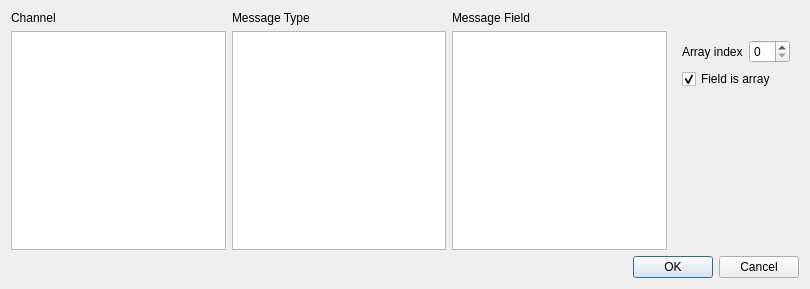
openhumanoids/oh-distro, file software/motion_estimate/signal_scope/src/signal_scope/selectsignaldialog.ui: the form before one commit.
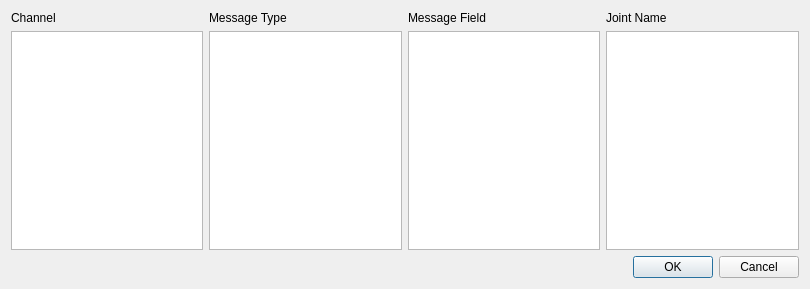
The form after the commit.

The edit to the form file:
```diff
--- a/software/motion_estimate/signal_scope/src/signal_scope/selectsignaldialog.ui
+++ b/software/motion_estimate/signal_scope/src/signal_scope/selectsignaldialog.ui
@@ -35,43 +35,11 @@
      </property>
     </widget>
    </item>
-   <item row="1" column="3">
-    <widget class="QWidget" name="widget" native="true">
-     <layout class="QGridLayout" name="gridLayout">
-      <item row="0" column="0">
-       <widget class="QLabel" name="label_4">
-        <property name="text">
-         <string>Array index</string>
-        </property>
-       </widget>
-      </item>
-      <item row="0" column="1">
-       <widget class="QSpinBox" name="ArrayIndexSpinBox"/>
-      </item>
-      <item row="1" column="0" colspan="2">
-       <widget class="QCheckBox" name="FieldIsArrayCheckBox">
-        <property name="text">
-         <string>Field is array</string>
-        </property>
-        <property name="checked">
-         <bool>true</bool>
-        </property>
-       </widget>
-      </item>
-      <item row="2" column="0">
-       <spacer name="verticalSpacer">
-        <property name="orientation">
-         <enum>Qt::Vertical</enum>
-        </property>
-        <property name="sizeHint" stdset="0">
-         <size>
-          <width>20</width>
-          <height>40</height>
-         </size>
-        </property>
-       </spacer>
-      </item>
-     </layout>
+   <item row="0" column="3">
+    <widget class="QLabel" name="JointNameLabel">
+     <property name="text">
+      <string>Joint Name</string>
+     </property>
     </widget>
    </item>
    <item row="2" column="2" colspan="2">
@@ -93,6 +61,9 @@
    <item row="1" column="2">
     <widget class="QListWidget" name="MessageFieldListBox"/>
    </item>
+   <item row="1" column="3">
+    <widget class="QListWidget" name="JointNameListBox"/>
+   </item>
   </layout>
  </widget>
  <resources/>
```
